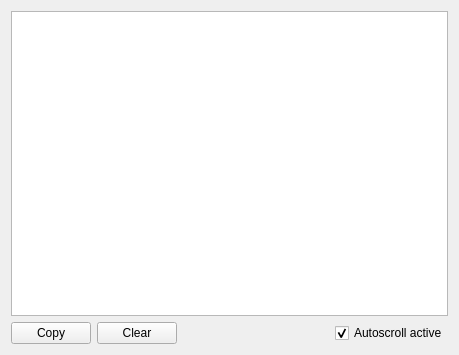
Old version of the form src/multiserialviewer/ui_files/serialViewerWindow.ui in the repository shaag7967/multiserialviewer.
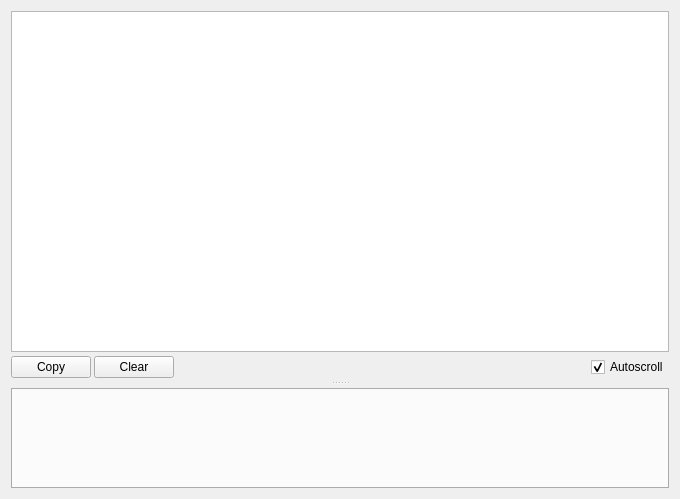
New version of the form. Custom widgets are drawn as their Qt base class.

Commit message: added search tab

```diff
--- a/src/multiserialviewer/ui_files/serialViewerWindow.ui
+++ b/src/multiserialviewer/ui_files/serialViewerWindow.ui
@@ -6,16 +6,59 @@
    <rect>
     <x>0</x>
     <y>0</y>
-    <width>459</width>
-    <height>355</height>
+    <width>680</width>
+    <height>499</height>
    </rect>
   </property>
   <property name="windowTitle">
    <string>SerialViewer</string>
   </property>
-  <layout class="QVBoxLayout" name="verticalLayout">
+  <layout class="QVBoxLayout" name="verticalLayout_2">
+   <item>
+    <widget class="QSplitter" name="splitter">
+     <property name="minimumSize">
+      <size>
+       <width>0</width>
+       <height>0</height>
+      </size>
+     </property>
+     <property name="frameShape">
+      <enum>QFrame::Shape::NoFrame</enum>
+     </property>
+     <property name="frameShadow">
+      <enum>QFrame::Shadow::Raised</enum>
+     </property>
+     <property name="lineWidth">
+      <number>0</number>
+     </property>
+     <property name="midLineWidth">
+      <number>0</number>
+     </property>
+     <property name="orientation">
+      <enum>Qt::Orientation::Vertical</enum>
+     </property>
+     <property name="opaqueResize">
+      <bool>true</bool>
+     </property>
+     <property name="handleWidth">
+      <number>10</number>
+     </property>
+     <widget class="QWidget" name="layoutWidget">
+      <layout class="QVBoxLayout" name="verticalLayout" stretch="0,0">
+       <property name="spacing">
+        <number>4</number>
+       </property>
+       <property name="sizeConstraint">
+        <enum>QLayout::SizeConstraint::SetDefaultConstraint</enum>
+       </property>
    <item>
     <widget class="SerialViewerTextEdit" name="textEdit">
+         <property name="sizePolicy">
+          <sizepolicy hsizetype="Expanding" vsizetype="Expanding">
+           <horstretch>0</horstretch>
+           <verstretch>1</verstretch>
+          </sizepolicy>
+         </property>
      <property name="undoRedoEnabled">
       <bool>false</bool>
      </property>
@@ -25,10 +68,23 @@
      <property name="readOnly">
       <bool>true</bool>
      </property>
+         <property name="html">
+          <string notr="true">&lt;!DOCTYPE HTML PUBLIC &quot;-//W3C//DTD HTML 4.0//EN&quot; &quot;http://www.w3.org/TR/REC-html40/strict.dtd&quot;&gt;
+&lt;html&gt;&lt;head&gt;&lt;meta name=&quot;qrichtext&quot; content=&quot;1&quot; /&gt;&lt;meta charset=&quot;utf-8&quot; /&gt;&lt;style type=&quot;text/css&quot;&gt;
+p, li { white-space: pre-wrap; }
+hr { height: 1px; border-width: 0; }
+li.unchecked::marker { content: &quot;\2610&quot;; }
+li.checked::marker { content: &quot;\2612&quot;; }
+&lt;/style&gt;&lt;/head&gt;&lt;body style=&quot; font-family:'Segoe UI'; font-size:9pt; font-weight:400; font-style:normal;&quot;&gt;
+&lt;p style=&quot;-qt-paragraph-type:empty; margin-top:0px; margin-bottom:0px; margin-left:0px; margin-right:0px; -qt-block-indent:0; text-indent:0px;&quot;&gt;&lt;br /&gt;&lt;/p&gt;&lt;/body&gt;&lt;/html&gt;</string>
+         </property>
     </widget>
    </item>
    <item>
     <layout class="QHBoxLayout" name="horizontalLayout">
+         <property name="spacing">
+          <number>3</number>
+         </property>
      <item>
       <widget class="QPushButton" name="pb_copy">
        <property name="text">
@@ -59,7 +115,7 @@
      <item>
       <widget class="QCheckBox" name="checkBox_autoscrollActive">
        <property name="text">
-        <string>Autoscroll active</string>
+            <string>Autoscroll</string>
        </property>
        <property name="checked">
         <bool>true</bool>
@@ -67,6 +123,33 @@
       </widget>
      </item>
     </layout>
+       </item>
+      </layout>
+     </widget>
+     <widget class="QTabWidget" name="tabWidget">
+      <property name="sizePolicy">
+       <sizepolicy hsizetype="Expanding" vsizetype="Minimum">
+        <horstretch>0</horstretch>
+        <verstretch>0</verstretch>
+       </sizepolicy>
+      </property>
+      <property name="minimumSize">
+       <size>
+        <width>100</width>
+        <height>100</height>
+       </size>
+      </property>
+      <property name="tabPosition">
+       <enum>QTabWidget::TabPosition::South</enum>
+      </property>
+      <property name="currentIndex">
+       <number>-1</number>
+      </property>
+      <property name="movable">
+       <bool>true</bool>
+      </property>
+     </widget>
+    </widget>
    </item>
   </layout>
  </widget>
```
Lines whose indentation alone changed are shown as unchanged. The commit also changes 3 other files.
